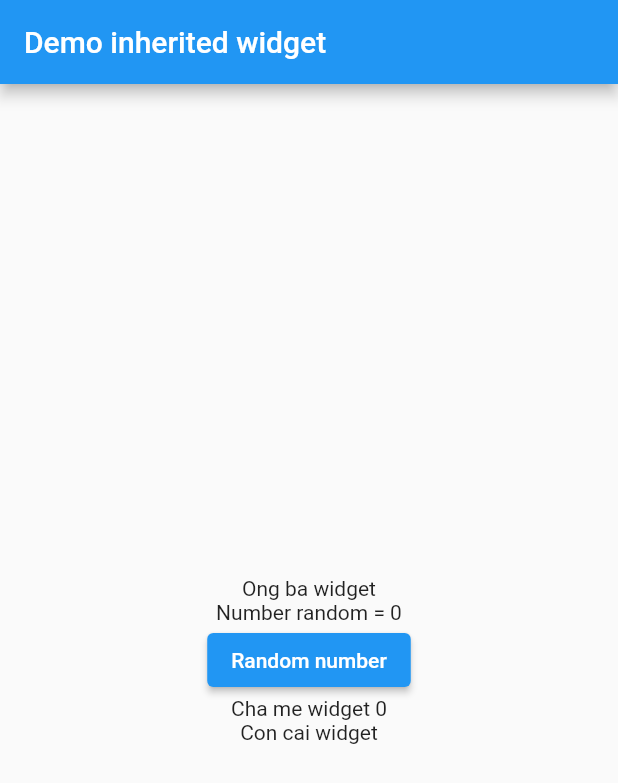
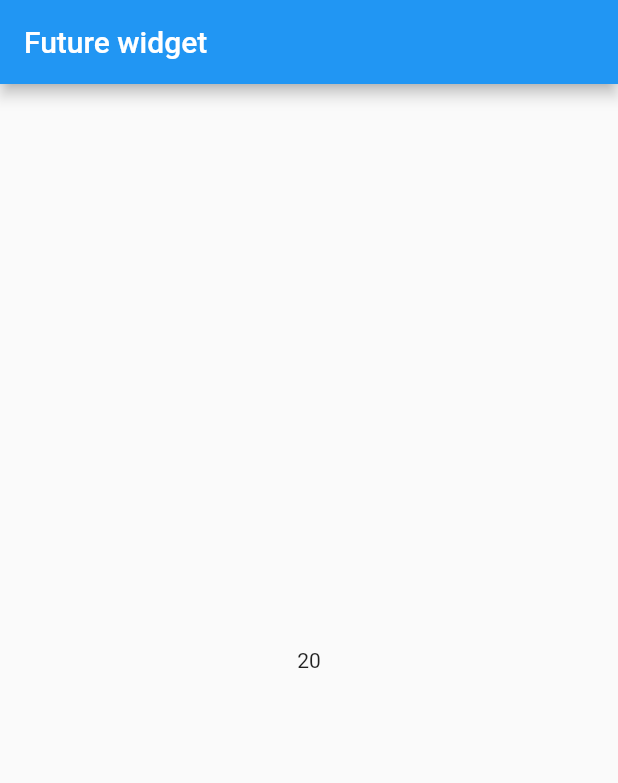
Before and after one commit to phamtanphat/flutter_inherited_widget29092023, a Flutter app: the screen it shows after launch, on a phone screen of 412 x 824 dp. Shown: the top 783 px of the screen. Run offline on Flutter 3.47's test engine with Material 2 defaults, Android fonts, the phone set to English and light mode, and no system bars.

Commit message:
future builder

```diff
--- /dev/null
+++ b/lib/demo_future_widget.dart
@@ -0,0 +1,46 @@
+import 'dart:math';
+
+import 'package:flutter/material.dart';
+
+class DemoFutureWidgetPage extends StatefulWidget {
+  @override
+  State<DemoFutureWidgetPage> createState() => _DemoFutureWidgetPageState();
+}
+
+class _DemoFutureWidgetPageState extends State<DemoFutureWidgetPage> {
+  Future<int> randomNumber() {
+    return Future.delayed(Duration(seconds: 2), () => Random().nextInt(100));
+  }
+
+  @override
+  Widget build(BuildContext context) {
+    return Scaffold(
+      appBar: AppBar(
+        title: Text("Future widget"),
+      ),
+      body: Container(
+        child: FutureBuilder(
+          initialData: null,
+          future: randomNumber(),
+          builder: (context, snapshot) {
+            if (snapshot.hasError) {
+              return Center(child: Text(snapshot.error.toString()));
+            }
+            switch (snapshot.connectionState) {
+              case ConnectionState.none:
+                print("None: Init value");
+                return Center(child: Text("Init value"));
+              case ConnectionState.waiting:
+                print("Waiting");
+                return Center(child: Text("waiting"));
+              case ConnectionState.active:
+              case ConnectionState.done:
+                print("Active: Has value: ${snapshot.data}");
+                return Center(child: Text(snapshot.data.toString() ?? ""));
+            }
+          },
+        ),
+      ),
+    );
+  }
+}
--- a/lib/main.dart
+++ b/lib/main.dart
@@ -1,4 +1,5 @@
 import 'package:flutter/material.dart';
+import 'package:flutter_inheritted_widget29092023/demo_future_widget.dart';
 import 'package:flutter_inheritted_widget29092023/demo_inherited_widget.dart';
 
 void main() {
@@ -16,7 +17,7 @@ class MyApp extends StatelessWidget {
       theme: ThemeData(
         primarySwatch: Colors.blue,
       ),
-      home: DemoInheritedWidget()
+      home: DemoFutureWidgetPage()
     );
   }
 }
```
